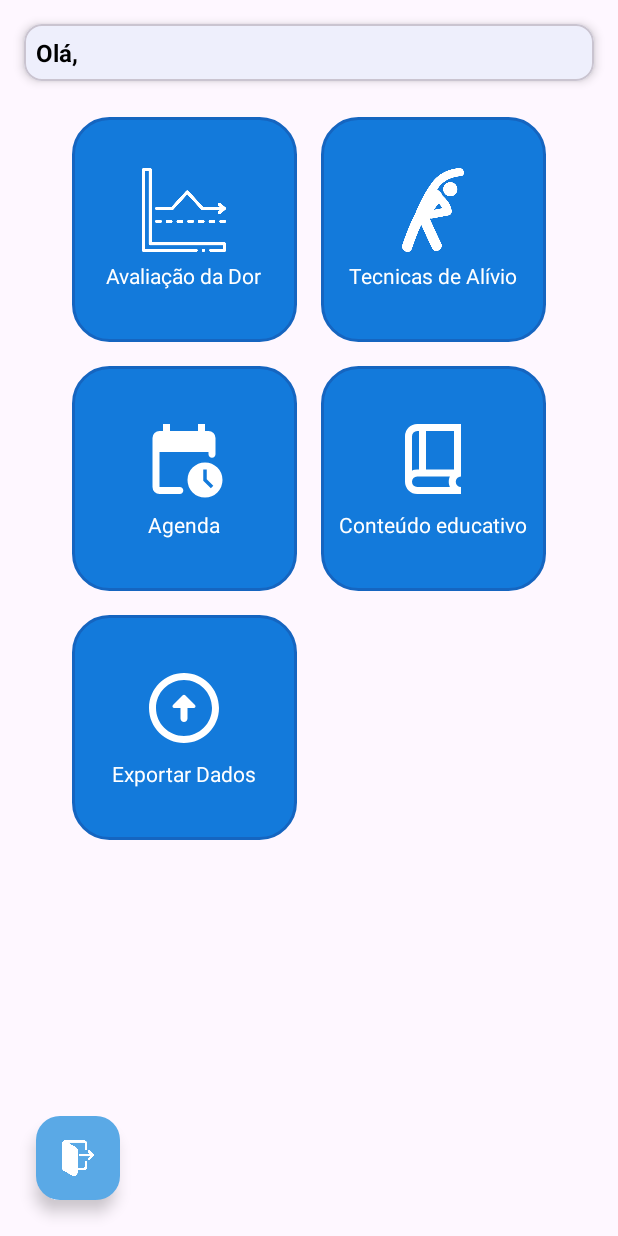
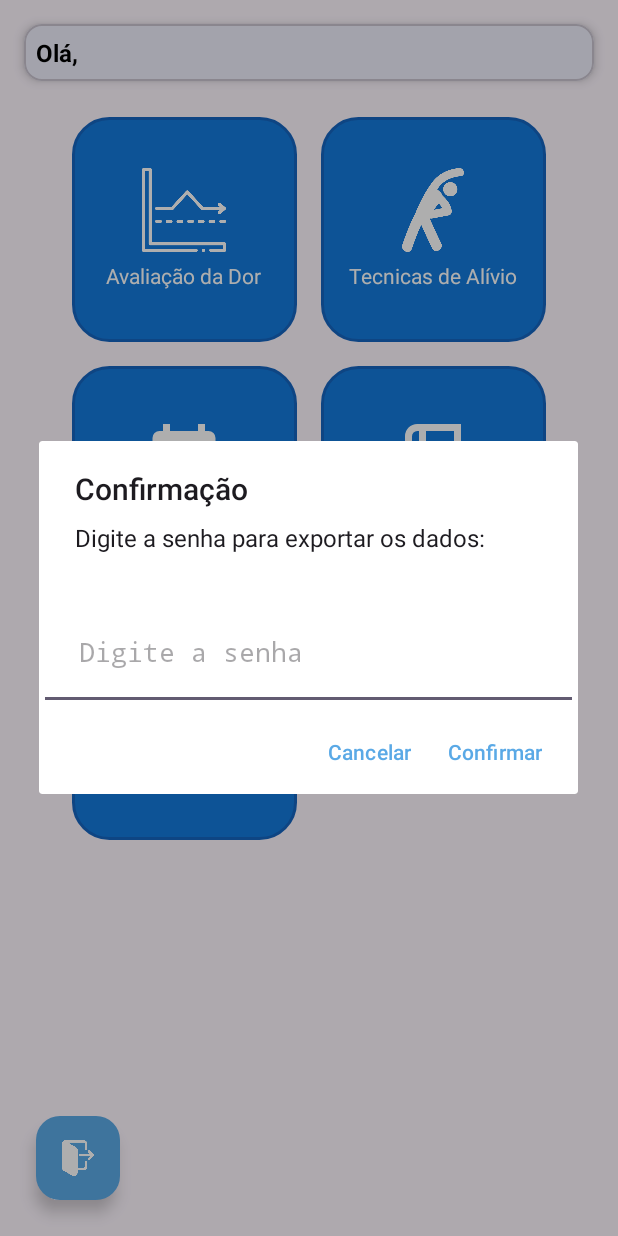
Before and after one commit to Gabriel-kuhn/CuidArtrite, an Android app: the HomeActivity screen opened directly, with no data from a screen before it, after a tap on "Exportar Dados", on a phone screen of 412 x 824 dp. Run offline under Robolectric (Android 15) with nearby library versions, the phone set to English and light mode, and no system bars; libraries missing offline, so code that uses them is left out: es.dmoral.toasty; 2 statements that could not run were skipped.

Commit message:
senha no botão de exportar os dados

```diff
--- a/Android/app/src/main/java/com/example/cuidartrite/view/HomeActivity.kt
+++ b/Android/app/src/main/java/com/example/cuidartrite/view/HomeActivity.kt
@@ -71,7 +71,7 @@ class HomeActivity : AppCompatActivity() {
         }
 
         binding.btnExportData.setOnClickListener {
-            exportPainData()
+            askPasswordAndExport()
         }
 
         binding.fabLogout.setOnClickListener { v: View? ->
@@ -82,12 +82,41 @@ class HomeActivity : AppCompatActivity() {
         }
     }
 
+    private fun askPasswordAndExport() {
+        val input = android.widget.EditText(this).apply {
+            hint = "Digite a senha"
+            inputType = android.text.InputType.TYPE_CLASS_TEXT or
+                    android.text.InputType.TYPE_TEXT_VARIATION_PASSWORD
+            setPadding(40, 40, 40, 40)
+        }
+
+        AlertDialog.Builder(this)
+            .setTitle("Confirmação")
+            .setMessage("Digite a senha para exportar os dados:")
+            .setView(input)
+            .setPositiveButton("Confirmar") { dialog, _ ->
+                val typedPassword = input.text.toString()
+
+
+                if (typedPassword == "6765") {
+                    exportPainData()
+                } else {
+                    Toasty.error(this, "Senha incorreta", Toasty.LENGTH_SHORT, true).show()
+                }
+                dialog.dismiss()
+            }
+            .setNegativeButton("Cancelar") { dialog, _ ->
+                dialog.dismiss()
+            }
+            .setCancelable(false)
+            .show()
+    }
+
+
     private fun exportPainData() {
         if (Build.VERSION.SDK_INT >= Build.VERSION_CODES.Q) {
-            // Android 10+ doesn't need storage permission for app-specific directories
             downloadAndSaveData()
         } else {
-            // For Android 9 and below, check permission
             if (ContextCompat.checkSelfPermission(
                     this,
                     Manifest.permission.WRITE_EXTERNAL_STORAGE
@@ -160,7 +189,6 @@ class HomeActivity : AppCompatActivity() {
             val fileName = "CuidArtrite_Dores_$timestamp.csv"
 
             if (Build.VERSION.SDK_INT >= Build.VERSION_CODES.Q) {
-                // Android 10+ - Use MediaStore
                 val contentValues = ContentValues().apply {
                     put(MediaStore.MediaColumns.DISPLAY_NAME, fileName)
                     put(MediaStore.MediaColumns.MIME_TYPE, "text/csv")
@@ -186,7 +214,6 @@ class HomeActivity : AppCompatActivity() {
                     ).show()
                 }
             } else {
-                // Android 9 and below - Use traditional file system
                 val downloadsDir =
                     Environment.getExternalStoragePublicDirectory(Environment.DIRECTORY_DOWNLOADS)
                 val file = File(downloadsDir, fileName)
@@ -240,11 +267,9 @@ class HomeActivity : AppCompatActivity() {
                 addFlags(Intent.FLAG_ACTIVITY_NEW_TASK)
             }
 
-            // Check if there's an app that can handle CSV files
             if (intent.resolveActivity(packageManager) != null) {
                 startActivity(intent)
             } else {
-                // If no CSV viewer, try with generic text viewer
                 val genericIntent = Intent(Intent.ACTION_VIEW).apply {
                     setDataAndType(uri, "text/*")
                     addFlags(Intent.FLAG_GRANT_READ_URI_PERMISSION)
@@ -254,7 +279,6 @@ class HomeActivity : AppCompatActivity() {
                 if (genericIntent.resolveActivity(packageManager) != null) {
                     startActivity(genericIntent)
                 } else {
-                    // Show chooser as last resort
                     startActivity(Intent.createChooser(intent, "Abrir arquivo CSV"))
                 }
             }
```
Also changed, not shown: Android/app/src/main/java/com/example/cuidartrite/view/adapter/ExerciseListAdapter.kt (+3 -4 lines).
